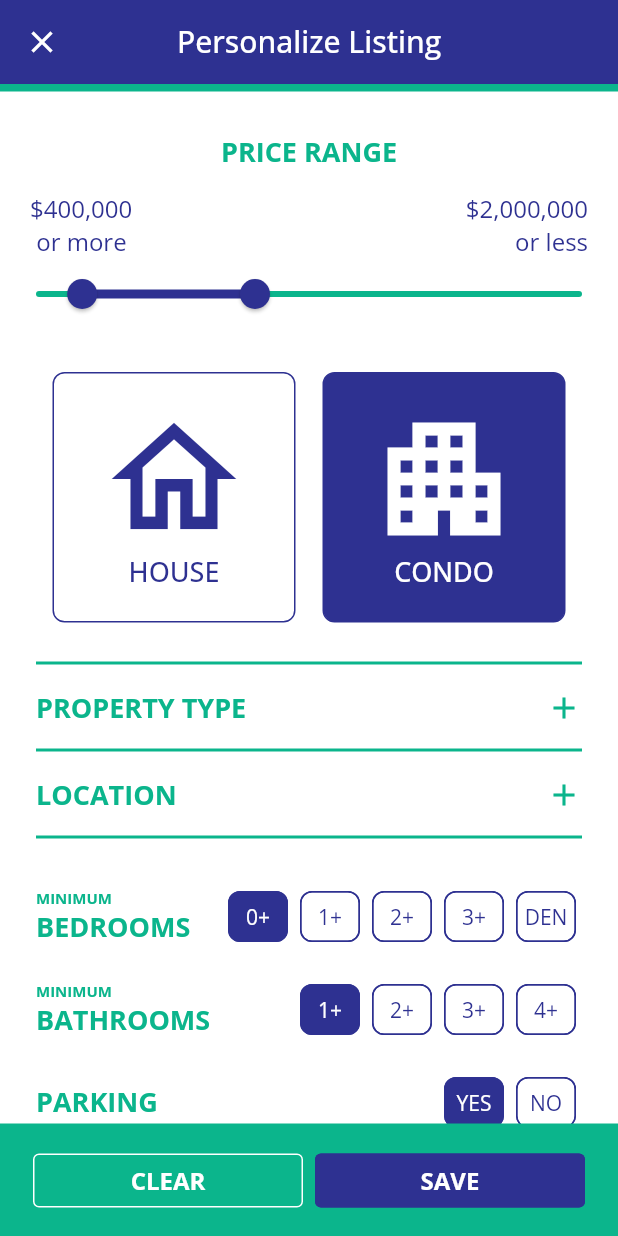
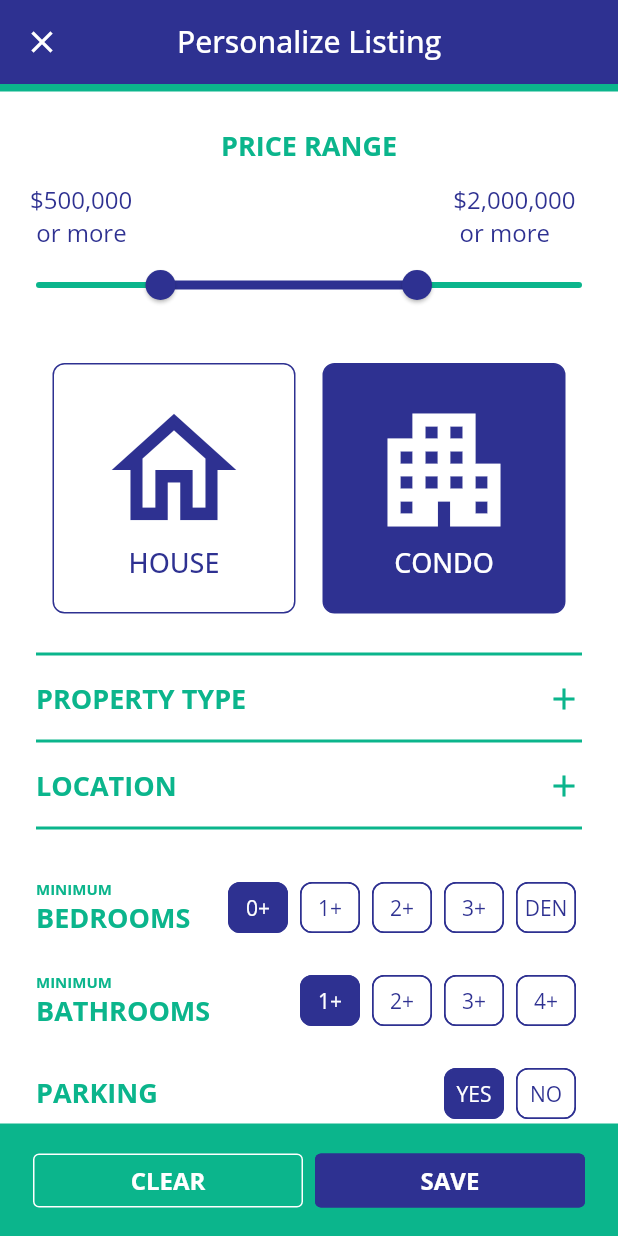
Before and after one commit to hesptech/rhouse_test, a Flutter app: the FiltersScreen screen opened by its route, after a tap on "CONDO", on a phone screen of 412 x 824 dp. Run offline on Flutter 3.47's test engine with Material 2 defaults, Android fonts, the phone set to English and light mode, and no system bars; our stand-ins replace firebase_auth, firebase_core, geolocator, google_fonts, google_maps_flutter, shared_preferences; accounts and stored records are empty; network calls fail.

Commit message:
fixes Card, Filter PriceSlider MoreFilters...

```diff
--- a/lib/filters/filters.dart
+++ b/lib/filters/filters.dart
@@ -1,3 +1,5 @@
+import 'package:flutter_black_white/filters/filters_price_slider.dart';
+
 export 'package:flutter_black_white/filters/filters_price_range.dart';
 export 'package:flutter_black_white/filters/filters_class_buttons.dart';
 export 'package:flutter_black_white/filters/filters_property_type.dart';
@@ -10,3 +12,4 @@ export 'package:flutter_black_white/filters/filters_more.dart';
 export 'package:flutter_black_white/filters/filters_bottom_bar.dart';
 
 export 'package:flutter_black_white/filters/filters_price_minmax.dart';
+export 'package:flutter_black_white/filters/Filters_price_slider.dart';
--- a/lib/filters/filters_condo_extra.dart
+++ b/lib/filters/filters_condo_extra.dart
@@ -35,13 +35,25 @@ class _FiltersCondoExtraState extends State<FiltersCondoExtra> {
 
   @override
   Widget build(BuildContext context) {
-    return Padding(
-      padding: const EdgeInsets.symmetric( vertical: 12.0, ),
-      child: Wrap(
+    return Column(
+      children: [
+        const Padding(
+          padding: EdgeInsets.symmetric( vertical: 0.0, ),
+        ),
+        Padding(
+          padding: const EdgeInsets.symmetric( vertical: 12.0, horizontal: 24.0 ),
+          child: Row(
+            mainAxisAlignment: MainAxisAlignment.start,
+            children: const [
+              Text('AMENITIES', style: TextStyle(color: kPrimaryColor, fontWeight: FontWeight.bold,),),
+            ],
+          ),
+        ),
+        Wrap(
           children: propertiesStyleCondoWidgets.toList(),
         ),
-    )
-    ;
+      ],
+    );
   }
 
   Iterable<Widget> get propertiesStyleCondoWidgets sync* {
--- a/lib/filters/filters_condo_fee.dart
+++ b/lib/filters/filters_condo_fee.dart
@@ -30,7 +30,7 @@ class _FiltersCondoFeeState extends State<FiltersCondoFee> {
   Widget build(BuildContext context) {
 
     String finalSliderValue = sliderValue > 1400 ?
-    '\$${sliderValue.round().toStringAsFixed(0).replaceAllMapped(RegExp(r'(\d{1,3})(?=(\d{3})+(?!\d))'), (Match m) => '${m[1]},')} or more' :
+    'any Condo fee' :
     '\$${sliderValue.toStringAsFixed(0).replaceAllMapped(RegExp(r'(\d{1,3})(?=(\d{3})+(?!\d))'), (Match m) => '${m[1]},')} or less' ;
 
     return Column(
@@ -40,7 +40,7 @@ class _FiltersCondoFeeState extends State<FiltersCondoFee> {
           child: Row(
             mainAxisAlignment: MainAxisAlignment.start,
             children: const [
-              Text('CONDO FEE', style: TextStyle(fontSize: 18, color: kPrimaryColor),),
+              Text('CONDO FEE', style: TextStyle(color: kPrimaryColor, fontWeight: FontWeight.bold,),),
               //Text('${sliderValue.round().toString()}', style: const TextStyle(fontSize: 18, color: kPrimaryColor),),
             ],
           ),
--- a/lib/filters/filters_days_market.dart
+++ b/lib/filters/filters_days_market.dart
@@ -44,13 +44,14 @@ class _FiltersDaysMarketState extends State<FiltersDaysMarket> {
       children: [
         const Padding(
           padding: EdgeInsets.symmetric( vertical: 0.0, horizontal: 12.0),
-          child: BlueDivider()),
+          child: BlueDivider()
+        ),
         Padding(
           padding: const EdgeInsets.fromLTRB(24.0, 24.0, 24.0, 0.0),
           child: Row(
             mainAxisAlignment: MainAxisAlignment.start,
             children: const [
-              Text('DAYS ON MARKET', style: TextStyle(fontSize: 18, color: kPrimaryColor),),
+              Text('DAYS ON MARKET', style: TextStyle(color: kPrimaryColor, fontWeight: FontWeight.bold,),),
             ],
           ),
         ),
--- /dev/null
+++ b/lib/filters/filters_price_slider.dart
@@ -0,0 +1,255 @@
+
+import 'package:flutter/material.dart';
+import 'package:flutter_black_white/utils/constants.dart';
+import 'package:flutter_black_white/utils/shared_preferences.dart';
+
+
+class FiltersPriceSlider extends StatefulWidget {
+  const FiltersPriceSlider({Key? key}) : super(key: key);
+
+  @override
+  State<FiltersPriceSlider> createState() => _FiltersPriceSliderState();
+}
+
+class _FiltersPriceSliderState extends State<FiltersPriceSlider> {
+
+  int indexTop = 0;
+  int indexValue = 0;
+  //double valueBottom = 20;
+
+  late double _filterPriceRangeStart;
+  late double _filterPriceRangeEnd;
+  late RangeValues selectedRange;
+  late String maxUnlimited;
+
+
+  @override
+  void initState() {
+    super.initState();
+    _filterPriceRangeStart = 9.0;
+    _filterPriceRangeEnd = 28.0;
+    selectedRange = RangeValues(_filterPriceRangeStart, _filterPriceRangeEnd);
+    //RangeValues _currentRangeValues = const RangeValues(40, 80);
+
+    if (_filterPriceRangeEnd < 4800000) {
+      maxUnlimited = '\$${_filterPriceRangeEnd.toString().replaceAllMapped(RegExp(r'(\d{1,3})(?=(\d{3})+(?!\d))'), (Match m) => '${m[1]},')} \n or more';
+    } else {
+      maxUnlimited = 'max';
+    }
+
+    //maxUnlimited = '\$${_filterPriceRangeEnd.toStringAsFixed(0).replaceAllMapped(RegExp(r'(\d{1,3})(?=(\d{3})+(?!\d))'), (Match m) => '${m[1]},')} \n or more';
+  }
+
+
+  @override
+  Widget build(BuildContext context) => SliderTheme(
+        data: const SliderThemeData(
+          /// ticks in between
+          thumbColor: kPrimaryColor,
+          activeTrackColor: kPrimaryColor,
+          inactiveTrackColor: kSecondaryColor,
+          valueIndicatorColor: kPrimaryColor,
+          activeTickMarkColor: Colors.transparent,
+          inactiveTickMarkColor: Colors.transparent,
+        ),
+        child: Column(
+          mainAxisAlignment: MainAxisAlignment.center,
+          children: [
+            //buildSliderSideLabel(),
+            /* const SizedBox(height: 16),
+            buildSliderTopLabel(),
+            const SizedBox(height: 16), */
+            buildRangeSlider()
+          ],
+        ),
+      );
+
+  /* Widget buildSliderSideLabel() {
+    final double min = 20;
+    final double max = 80;
+    final divisions = 4;
+
+    return Container(
+      margin: EdgeInsets.symmetric(horizontal: 16),
+      child: Row(
+        children: [
+          buildSideLabel(min),
+          Expanded(
+            child: Slider(
+              value: valueBottom,
+              min: min,
+              max: max,
+              divisions: divisions,
+              label: valueBottom.round().toString(),
+              onChanged: (value) => setState(() => this.valueBottom = value),
+            ),
+          ),
+          buildSideLabel(max),
+        ],
+      ),
+    );
+  } */
+
+  /* Widget buildSliderTopLabel() {
+    final labels = ['0', '100000', '150000', '200000', '250000', '300000', '350000', '400000', '450000', '500000', '550000', '600000', '650000', '700000', '750000', '800000', '850000', '900000', '950000',
+    '1000000', '1200000', '1300000', '1400000', '1500000', '1600000', '1700000', '1800000', '1900000',
+    '2000000', '2250000', '2500000', '2750000', '3000000', '3250000', '3500000', '3750000', '4000000', '4250000','4500000','4750000',
+    '5000000 +'];
+    double min = 0;
+    final double max = labels.length - 1.0;
+    final divisions = labels.length - 1;
+
+    return Column(
+      children: [
+        /* Container(
+          margin: EdgeInsets.symmetric(horizontal: 10),
+          child: Row(
+            mainAxisAlignment: MainAxisAlignment.spaceBetween,
+            children: Utils.modelBuilder(
+              labels,
+              (index, label) {
+                final selectedColor = Colors.black;
+                final unselectedColor = Colors.black.withOpacity(0.3);
+                final isSelected = index <= indexTop;
+                final color = isSelected ? selectedColor : unselectedColor;
+
+                return buildLabel(label: label.toString(), color: color, width: 30);
+              },
+            ),
+          ),
+        ), */
+        Slider(
+          value: indexTop.toDouble(),
+          min: min,
+          max: max,
+          divisions: divisions,
+          // label: labels[indexTop],
+          onChanged: (value) => setState(() => indexTop = value.toInt()),
+        ),
+      ],
+    );
+  }
+ */
+
+
+  Widget buildRangeSlider() {
+    final labels = ['0', '100000', '150000', '200000', '250000', '300000', '350000', '400000', '450000', '500000', '550000', '600000', '650000', '700000', '750000', '800000', '850000', '900000', '950000',
+    '1000000', '1200000', '1300000', '1400000', '1500000', '1600000', '1700000', '1800000', '1900000',
+    '2000000', '2250000', '2500000', '2750000', '3000000', '3250000', '3500000', '3750000', '4000000', '4250000','4500000','4750000',
+    '5000000'];
+    double min = 0;
+    double max = 40;
+    //final double max = labels.length - 1.0;
+    final divisions = labels.length - 1;
+
+
+    return Column(
+      children: [
+        /* Container(
+          margin: EdgeInsets.symmetric(horizontal: 10),
+          child: Row(
+            mainAxisAlignment: MainAxisAlignment.spaceBetween,
+            children: Utils.modelBuilder(
+              labels,
+              (index, label) {
+                final selectedColor = Colors.black;
+                final unselectedColor = Colors.black.withOpacity(0.3);
+                final isSelected = index <= indexTop;
+                final color = isSelected ? selectedColor : unselectedColor;
+
+                return buildLabel(label: label.toString(), color: color, width: 30);
+              },
+            ),
+          ),
+        ), */
+
+        const SizedBox(height: 24.0),
+        const Text('PRICE RANGE', style: TextStyle(fontSize: 18, fontWeight: FontWeight.bold, color: kSecondaryColor),),
+        const SizedBox(height: 12.0,),
+
+
+        Padding(
+          padding: const EdgeInsets.symmetric( vertical: 0.0, horizontal: 20.0),
+          child: Row(
+            mainAxisAlignment: MainAxisAlignment.spaceBetween,
+            children: [
+              /* Text(
+                '\$${selectedRange.start.toStringAsFixed(0).replaceAllMapped(RegExp(r'(\d{1,3})(?=(\d{3})+(?!\d))'), (Match m) => '${m[1]},')} \n or more',
+                style: const TextStyle(fontSize: 16, fontWeight: FontWeight.w400, color: kPrimaryColor ),
+              ), */
+
+              Text(
+                '\$${labels[selectedRange.start.toInt()].replaceAllMapped(RegExp(r'(\d{1,3})(?=(\d{3})+(?!\d))'), (Match m) => '${m[1]},')}  \n or more',
+                style: const TextStyle(fontSize: 16, fontWeight: FontWeight.w400, color: kPrimaryColor ),
+              ),
+
+              /* Text(
+                '\$${labels[selectedRange.end.toInt()].replaceAllMapped(RegExp(r'(\d{1,3})(?=(\d{3})+(?!\d))'), (Match m) => '${m[1]},')} \n or more',
+                //maxUnlimited,
+                textAlign: TextAlign.right, style: const TextStyle(fontSize: 16, fontWeight: FontWeight.w400, color: kPrimaryColor, ),
+              ), */
+
+              Text(selectedRange.end.toInt() < 40 ?
+              '\$${labels[selectedRange.end.toInt()].replaceAllMapped(RegExp(r'(\d{1,3})(?=(\d{3})+(?!\d))'), (Match m) => '${m[1]},')}  \n or more' :
+              'max', style: const TextStyle(fontSize: 16, fontWeight: FontWeight.w400, color: kPrimaryColor ),
+              ),
+            ],
+          ),
+        ),
+
+
+        RangeSlider(
+          values: selectedRange,
+          min: min,
+          max: max,
+          divisions: divisions,
+          // label: labels[indexTop],
+          onChanged: (RangeValues values) {
+            setState(() {
+              selectedRange = values;
+               print(selectedRange);
+            });
+          }
+        ),
+
+        const SizedBox(height: 28.0),
+      ],
+    );
+  }
+
+  /* Widget buildLabel({
+    required String label,
+    required double width,
+    required Color color,
+  }) =>
+      Container(
+        width: width,
+        child: Text(
+          label,
+          textAlign: TextAlign.center,
+          style: TextStyle(
+            fontSize: 18,
+            fontWeight: FontWeight.bold,
+          ).copyWith(color: color),
+        ),
+      ); */
+
+  /* Widget buildSideLabel(double value) => Container(
+        width: 25,
+        child: Text(
+          value.round().toString(),
+          style: TextStyle(fontSize: 18, fontWeight: FontWeight.bold),
+        ),
+      ); */
+}
+
+/* class Utils {
+  static List<Widget> modelBuilder<M>(
+          List<M> models, Widget Function(int index, M model) builder) =>
+      models
+          .asMap()
+          .map<int, Widget>(
+              (index, model) => MapEntry(index, builder(index, model)))
+          .values
+          .toList();
+} */
--- a/lib/filters/filters_size.dart
+++ b/lib/filters/filters_size.dart
@@ -41,7 +41,7 @@ class _FiltersSizeState extends State<FiltersSize> {
           child: Row(
             mainAxisAlignment: MainAxisAlignment.start,
             children: const [
-              Text('SIZE', style: TextStyle(fontSize: 18, color: kPrimaryColor),),
+              Text('SIZE', style: TextStyle(color: kPrimaryColor, fontWeight: FontWeight.bold,),),
             ],
           ),
         ),
--- a/lib/screens/filters_screen.dart
+++ b/lib/screens/filters_screen.dart
@@ -50,7 +50,8 @@ class _FiltersExpansionTilesState extends State<FiltersExpansionTiles> {
             color: kSecondaryColor,
           ),
           //const FiltersPriceMinmax(),
-          const FiltersPriceRange(),
+          const FiltersPriceSlider(),
+          //const FiltersPriceRange(),
           const FiltersClassIconsBt(),
           const SizedBox( height: 28.0,),
           const GreenDivider(),
--- a/lib/screens/home_screen.dart
+++ b/lib/screens/home_screen.dart
@@ -27,14 +27,14 @@ class HomeScreen extends StatelessWidget {
 
             CardsSliderHor(
               listing: repliersProvider.onDisplayHouses,
-              title: 'HOUSES Listings',
+              title: 'HOUSE Listing',
               //onNextPage: () => moviesProvider.getPopularMovies(),
               onNextPage: () => repliersProvider.getDisplayHouses(),
             ),
 
             CardsSliderHor(
               listing: repliersProvider.onDisplayCondo,
-              title: 'CONDO Listings',
+              title: 'CONDO Listing',
               //onNextPage: () => moviesProvider.getPopularMovies(),
               onNextPage: () => repliersProvider.getDisplayCondo(),
             ),
--- a/lib/widgets/card_hor.dart
+++ b/lib/widgets/card_hor.dart
@@ -43,11 +43,19 @@ class CardHor extends StatelessWidget {
     final String streetName = listing.address?.streetName?? '';
     final String streetSuffix = listing.address?.streetSuffix?? '';
     final String streetDirection = listing.address?.streetDirection?? '';
-    final String neighborhood = listing.address?.neighborhood?? '';
+    String neighborhood = listing.address?.neighborhood?? '';
     final String city = listing.address?.city?? '';
     //final String area = listing.address?.area?? '';
     final String cityArea = listing.address?.area == 'Toronto' ? 'Toronto' : city ;
 
+
+    if ( neighborhood == 'Waterfront Communities C1' ) {
+      neighborhood == 'Waterfront Communities West';
+    } else if ( neighborhood == 'Waterfront Communities C8' ) {
+      neighborhood == 'Waterfront Communities East';
+    } else {
+      neighborhood == 'xxxxxxxx';
+    }
     final String finalAddress2 = '$neighborhood, $cityArea';
     String finalAddress3 = '';
     if ( finalAddress2.length > 30 ) {
```
